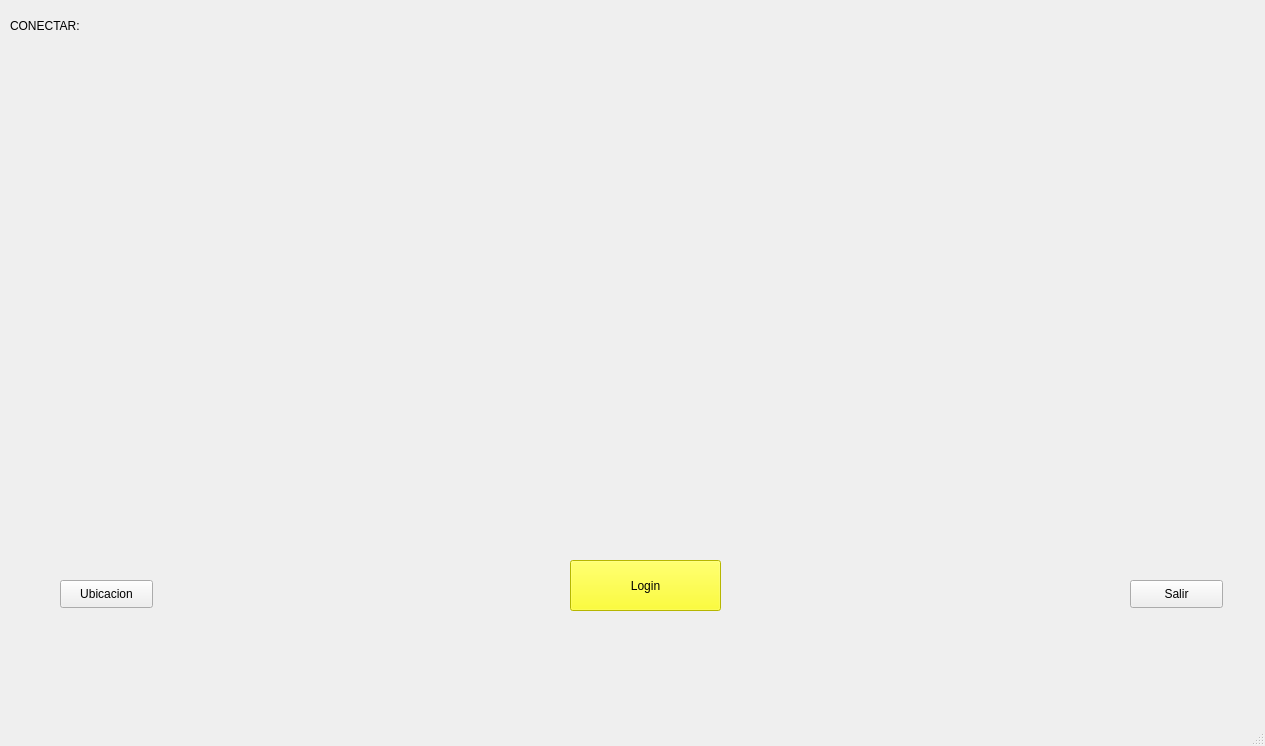
This is RestSucursal/mainwindow.ui in kpzaolod6000/HELLOWORLD as Qt 5 draws it before an edit. The edited form follows.
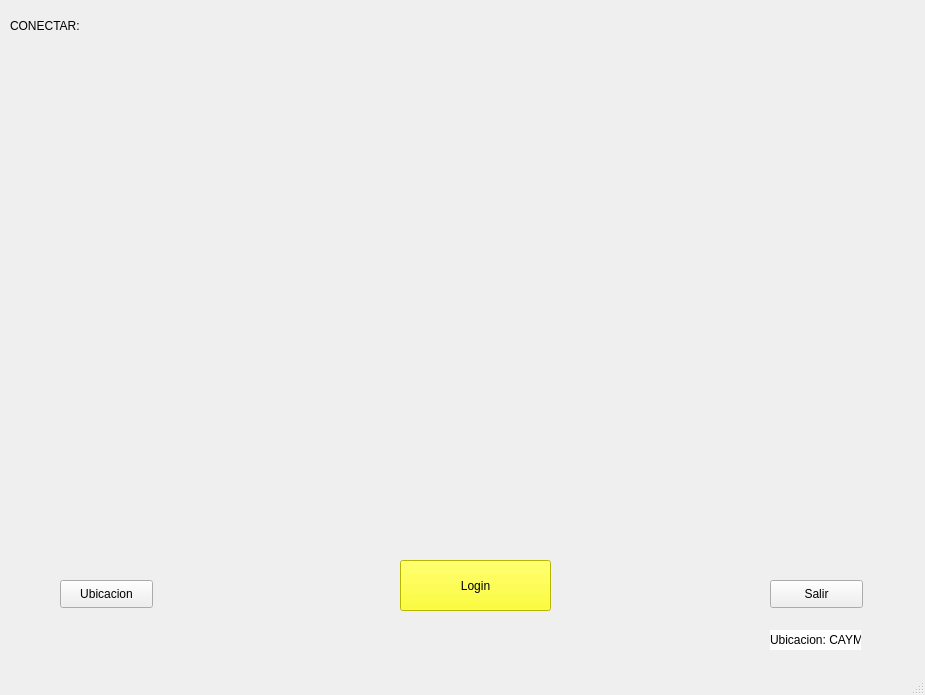
This is the edited form. Icons and pictures are not drawn.

The edit to the form file:
```diff
--- a/RestSucursal/mainwindow.ui
+++ b/RestSucursal/mainwindow.ui
@@ -6,8 +6,8 @@
    <rect>
     <x>0</x>
     <y>0</y>
-    <width>1265</width>
-    <height>746</height>
+    <width>925</width>
+    <height>695</height>
    </rect>
   </property>
   <property name="windowTitle">
@@ -36,7 +36,7 @@
    <widget class="QPushButton" name="pushButton_login">
     <property name="geometry">
      <rect>
-      <x>570</x>
+      <x>400</x>
       <y>560</y>
       <width>151</width>
       <height>51</height>
@@ -52,7 +52,7 @@
    <widget class="QPushButton" name="pushButton_salir">
     <property name="geometry">
      <rect>
-      <x>1130</x>
+      <x>770</x>
       <y>580</y>
       <width>93</width>
       <height>28</height>
@@ -91,6 +91,22 @@
      <string>CONECTAR:</string>
     </property>
    </widget>
+   <widget class="QLabel" name="label_3">
+    <property name="geometry">
+     <rect>
+      <x>770</x>
+      <y>630</y>
+      <width>91</width>
+      <height>20</height>
+     </rect>
+    </property>
+    <property name="styleSheet">
+     <string notr="true">background: rgb(255, 255, 255);</string>
+    </property>
+    <property name="text">
+     <string>Ubicacion: CAYMA</string>
+    </property>
+   </widget>
   </widget>
   <widget class="QMenuBar" name="menubar">
    <property name="geometry">
```
Left out of the diff: 4 changed lines with no effect on the pictures.
